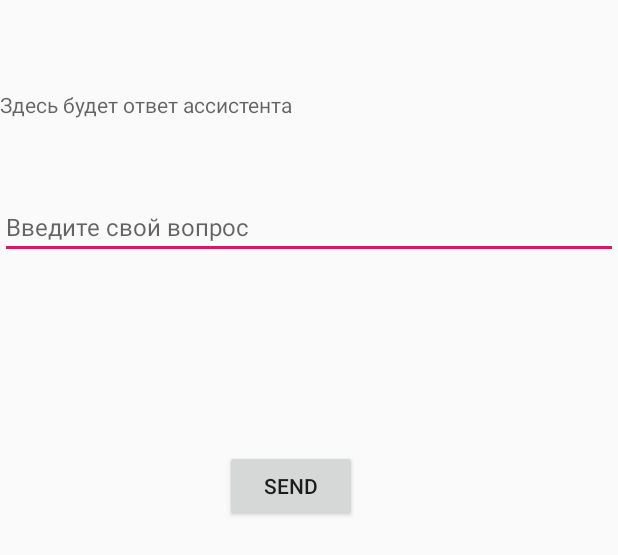
After one commit to MarG07/android, an Android app: the layout activity_chat.xml on its own in the app's theme, with its tools: preview values and no code run, on a phone screen of 412 x 824 dp. The commit adds this screen. Shown: the top 555 px of the screen. Run offline under Robolectric (Android 15) with nearby library versions, the phone set to English and light mode, and no system bars; network calls fail.

Commit message:
chatActivity

```diff
--- a/app/src/main/AndroidManifest.xml
+++ b/app/src/main/AndroidManifest.xml
@@ -1,6 +1,8 @@
 <?xml version="1.0" encoding="utf-8"?>
 <manifest xmlns:android="http://schemas.android.com/apk/res/android"
     package="com.example.myapplication3">
+
+    <uses-permission android:name="android.permission.INTERNET" />
 
     <application
         android:allowBackup="true"
@@ -9,6 +11,7 @@
         android:roundIcon="@mipmap/ic_launcher_round"
         android:supportsRtl="true"
         android:theme="@style/AppTheme">
+        <activity android:name=".ChatActivity"></activity>
         <activity android:name=".LogoActivity">
             <intent-filter>
                 <action android:name="android.intent.action.MAIN" />
--- a/app/src/main/java/com/example/myapplication3/LogoActivity.java
+++ b/app/src/main/java/com/example/myapplication3/LogoActivity.java
@@ -16,7 +16,7 @@ public class LogoActivity extends AppCompatActivity {
         new Handler().postDelayed(new Runnable() {
             @Override
             public void run() {
-                Intent intent = new Intent(getApplicationContext(), MainActivity.class);
+                Intent intent = new Intent(getApplicationContext(), ChatActivity.class);
                 startActivity(intent);
                 finish();
             }
--- /dev/null
+++ b/app/src/main/res/layout/activity_chat.xml
@@ -0,0 +1,33 @@
+<?xml version="1.0" encoding="utf-8"?>
+<RelativeLayout xmlns:android="http://schemas.android.com/apk/res/android"
+    xmlns:tools="http://schemas.android.com/tools"
+    android:layout_width="match_parent"
+    android:layout_height="match_parent"
+    android:src="@drawable/logo">
+
+    <TextView
+        android:id="@+id/chat_answer"
+        android:layout_width="match_parent"
+        android:layout_height="wrap_content"
+        android:hint="Здесь будет ответ ассистента"
+        android:paddingTop="60dp"/>
+
+    <EditText
+        android:id="@+id/chat_question"
+        android:layout_width="match_parent"
+        android:layout_height="wrap_content"
+        android:hint="Введите свой вопрос"
+        android:paddingTop="60dp"
+        android:layout_marginTop="80dp"
+        android:textSize="16sp"/>
+
+    <Button
+        android:layout_width="wrap_content"
+        android:layout_height="wrap_content"
+        android:layout_marginLeft="150dp"
+        android:layout_marginRight="150dp"
+        android:layout_marginTop="300dp"
+        android:text="Send"
+        android:onClick="SendQuestion"/>
+
+</RelativeLayout>
```
Also changed, not shown: app/src/main/java/com/example/myapplication3/ChatActivity.java (added, +82 -0 lines), app/src/main/res/drawable/logo_text.png (deleted).
